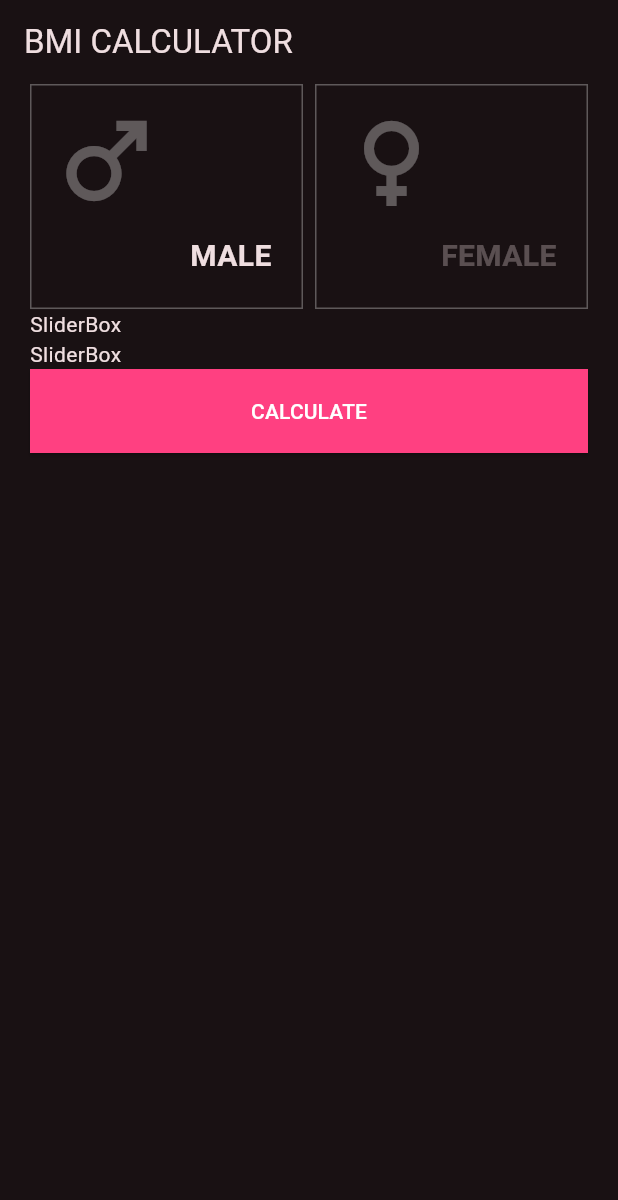
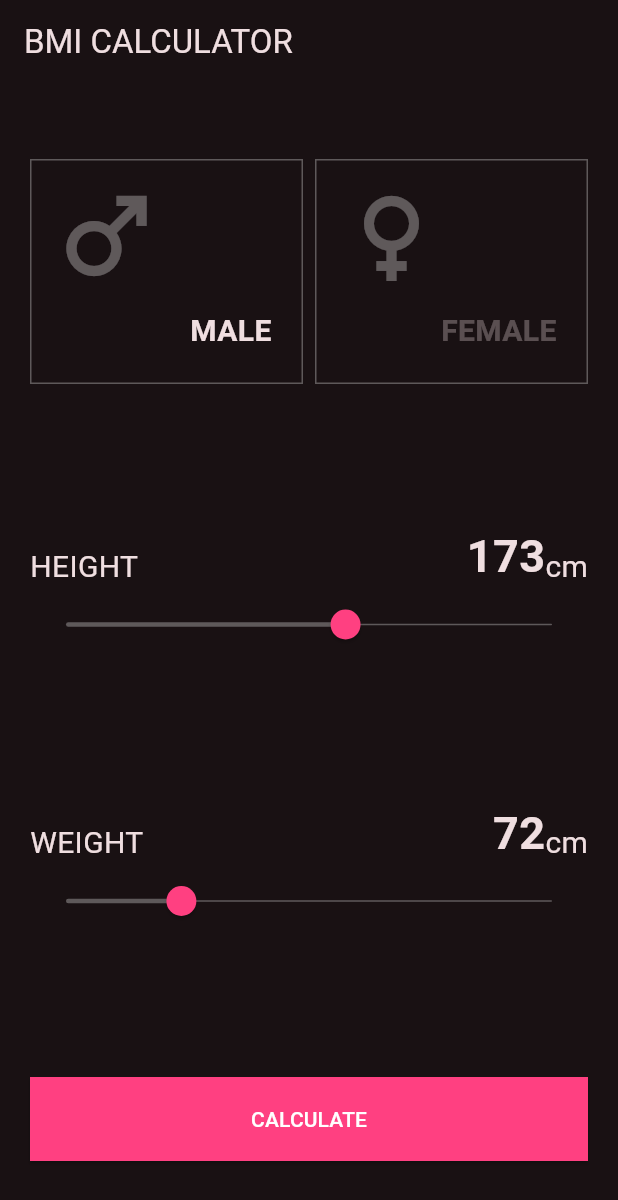
Before and after one commit to this-is-spartaa/flutter-bmi-app, a Flutter app: the screen it shows after launch, on a phone screen of 412 x 824 dp. Shown: the top 1200 px of the screen. Run offline on Flutter 3.47's test engine with Material 3 defaults, Android fonts, the light colour scheme and no system bars.

Commit message:
render SliderBox

```diff
--- a/lib/pages/home/home_page.dart
+++ b/lib/pages/home/home_page.dart
@@ -14,9 +14,13 @@ class HomePage extends StatelessWidget {
         child: Column(
           crossAxisAlignment: CrossAxisAlignment.start,
           children: [
+            SizedBox(height: 50),
             GenderBox(),
-            SliderBox(),
-            SliderBox(),
+            Spacer(),
+            SliderBox(label: 'HEIGHT', value: 173, unit: 'cm'),
+            Spacer(),
+            SliderBox(label: 'WEIGHT', value: 72, unit: 'kg'),
+            Spacer(),
             SizedBox(
               width: double.infinity,
               height: 56,
@@ -25,6 +29,7 @@ class HomePage extends StatelessWidget {
                 child: Text("CALCULATE"),
               ),
             ),
+            SizedBox(height: 50),
           ],
         ),
       ),
--- a/lib/pages/home/widgets/slider_box.dart
+++ b/lib/pages/home/widgets/slider_box.dart
@@ -1,8 +1,52 @@
 import 'package:flutter/material.dart';
 
 class SliderBox extends StatelessWidget {
+  const SliderBox({
+    required this.label,
+    required this.value,
+    required this.unit,
+  });
+  final String label;
+  final double value;
+  final String unit;
+
   @override
   Widget build(BuildContext context) {
-    return Text('SliderBox');
+    return Column(
+      children: [
+        Row(
+          crossAxisAlignment: CrossAxisAlignment.end,
+          children: [
+            Text(
+              label,
+              style: TextStyle(fontSize: 20),
+            ),
+            Spacer(),
+            Row(
+              crossAxisAlignment: CrossAxisAlignment.end,
+              children: [
+                Text(
+                  value.toStringAsFixed(0), // 고정 자리수의 문자열로 바꿔주는 함수
+                  style: TextStyle(
+                    fontSize: 30,
+                    fontWeight: FontWeight.bold,
+                  ),
+                ),
+                Text(
+                  'cm',
+                  style: TextStyle(fontSize: 20),
+                ),
+              ],
+            )
+          ],
+        ),
+        Slider(
+          value: value,
+          onChanged: (v) {},
+          min: 1,
+          max: 300,
+        )
+      ],
+    );
   }
 }
```
